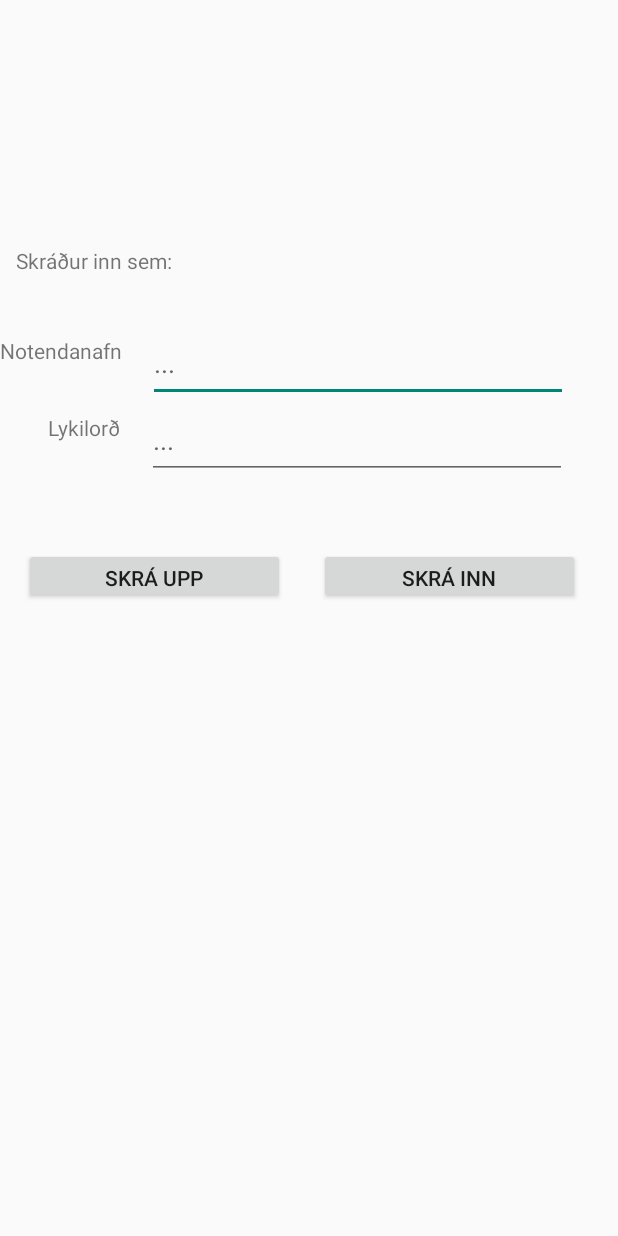
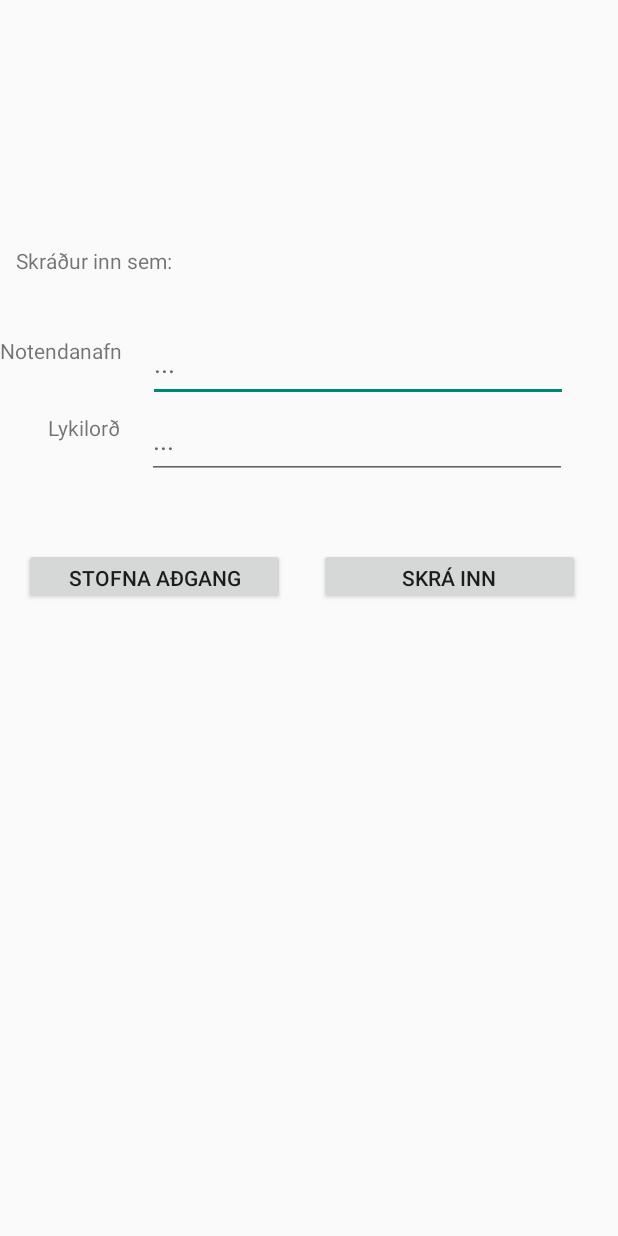
Before and after one commit to bhs15/BaraSpara-Hopur19, an Android app: the screen it shows after launch (MainActivity), on a phone screen of 412 x 824 dp. Run offline under Robolectric (Android 15) with nearby library versions, the phone set to English and light mode, and no system bars.

```diff
--- a/app/src/main/res/values/strings.xml
+++ b/app/src/main/res/values/strings.xml
@@ -22,5 +22,5 @@
     <string name="type">Týpa</string>
     <string name="name">Nafn</string>
     <string name="description">Lýsing</string>
-    <string name="signup">Skrá upp</string>
+    <string name="signup">Stofna aðgang</string>
 </resources>
```
Also changed, not shown: app/src/main/java/hi/example/baraspara/MainActivity.java (+22 -1 lines).
